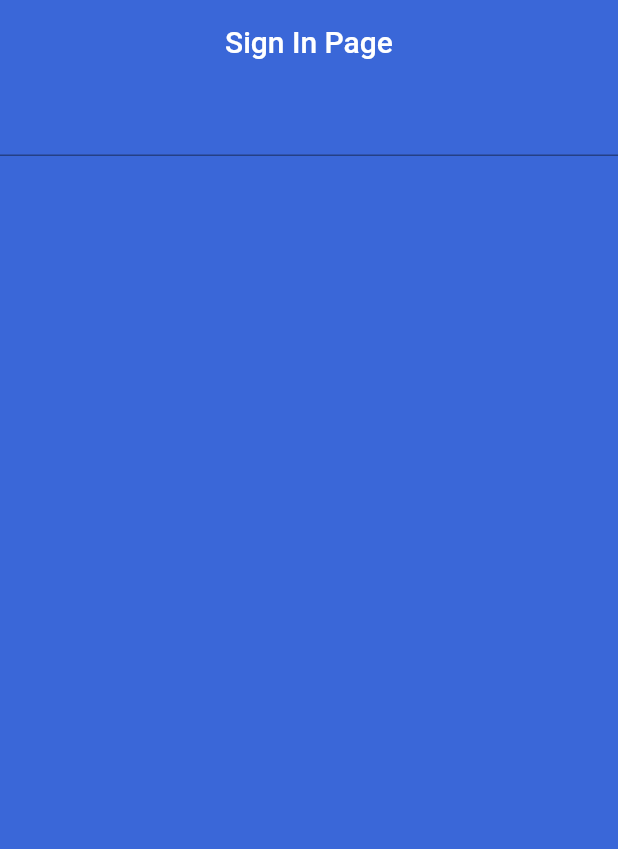
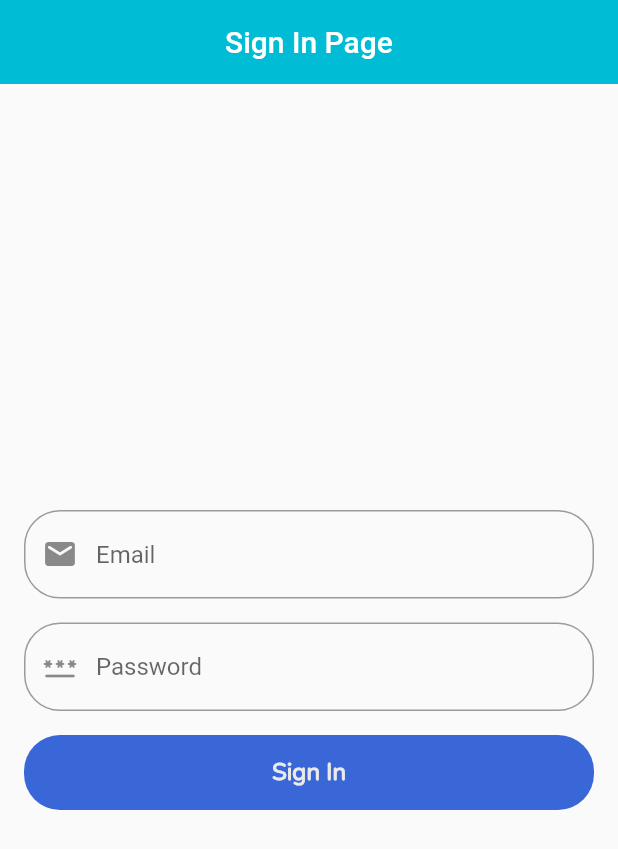
Before and after one commit to marufrobin/admin_panel, a Flutter app: the screen it shows after launch, on a phone screen of 412 x 824 dp. Shown: the top 849 px of the screen. Run offline on Flutter 3.47's test engine with Material 2 defaults, Android fonts, the phone set to English and light mode, and no system bars.

Commit message:
TextFormField basic done..

```diff
--- a/lib/screen/sing_in_page.dart
+++ b/lib/screen/sing_in_page.dart
@@ -5,17 +5,64 @@ class SignInPage extends StatelessWidget {
 
   @override
   Widget build(BuildContext context) {
+    TextEditingController emailController = TextEditingController();
+    TextEditingController passwordController = TextEditingController();
     return Scaffold(
-      backgroundColor: Color(0xff3a67d8),
+      // backgroundColor: Color(0xff3a67d8),
       appBar: AppBar(
-        backgroundColor: Colors.transparent,
+        backgroundColor: Colors.cyan,
         centerTitle: true,
         elevation: 0,
         title: const Text("Sign In Page"),
       ),
-      body: Column(children: [
-        TextFormField(),
-      ]),
+      body: Container(
+        margin: const EdgeInsets.all(16),
+        child: Column(mainAxisAlignment: MainAxisAlignment.center, children: [
+          TextFormField(
+            controller: emailController,
+            decoration: InputDecoration(
+              hintText: "Email",
+              prefixIcon: Icon(Icons.email_rounded),
+              border:
+                  OutlineInputBorder(borderRadius: BorderRadius.circular(24)),
+            ),
+          ),
+          const SizedBox(
+            height: 16,
+          ),
+          TextFormField(
+            controller: passwordController,
+            decoration: InputDecoration(
+              hintText: "Password",
+              prefixIcon: Icon(Icons.password_rounded),
+              border:
+                  OutlineInputBorder(borderRadius: BorderRadius.circular(24)),
+            ),
+          ),
+          const SizedBox(
+            height: 16,
+          ),
+          Container(
+              width: double.infinity,
+              height: 50,
+              child: ElevatedButton(
+                  style: ButtonStyle(
+                      shape: MaterialStateProperty.all(RoundedRectangleBorder(
+                          borderRadius: BorderRadius.circular(24))),
+                      elevation: MaterialStateProperty.all(0),
+                      backgroundColor:
+                          MaterialStateProperty.all(const Color(0xff3a67d8))),
+                  onPressed: () {},
+                  child: const Text(
+                    "Sign In",
+                    style: TextStyle(
+                        color: Color(0xffEAEAEA),
+                        fontSize: 16,
+                        fontFamily: "Nunito",
+                        fontWeight: FontWeight.bold),
+                  )))
+        ]),
+      ),
     );
   }
 }
--- a/lib/screen/splash_page.dart
+++ b/lib/screen/splash_page.dart
@@ -35,9 +35,10 @@ class SplashPage extends StatelessWidget {
               )),
           ElevatedButton(
             style: ButtonStyle(
+                elevation: MaterialStateProperty.all(0),
                 backgroundColor: MaterialStateProperty.all(Color(0xffEAEAEA)),
                 shape: MaterialStateProperty.all(RoundedRectangleBorder(
-                    borderRadius: BorderRadius.circular(16)))),
+                    borderRadius: BorderRadius.circular(24)))),
             onPressed: () {},
             child: Container(
               padding: EdgeInsets.symmetric(
```
